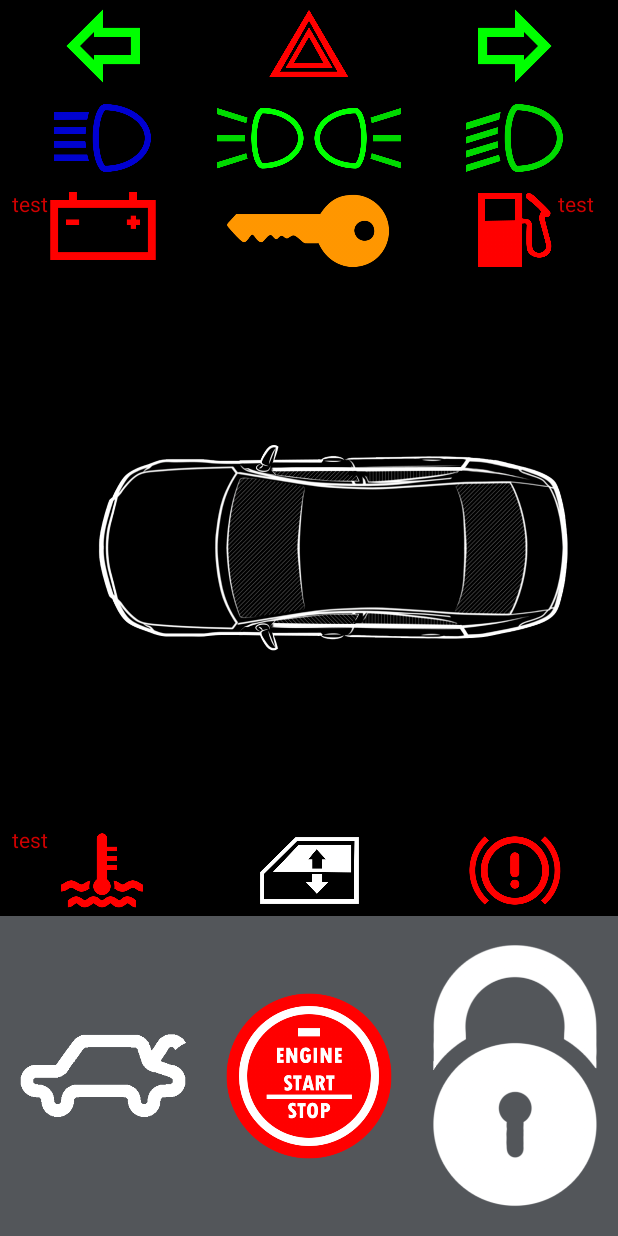
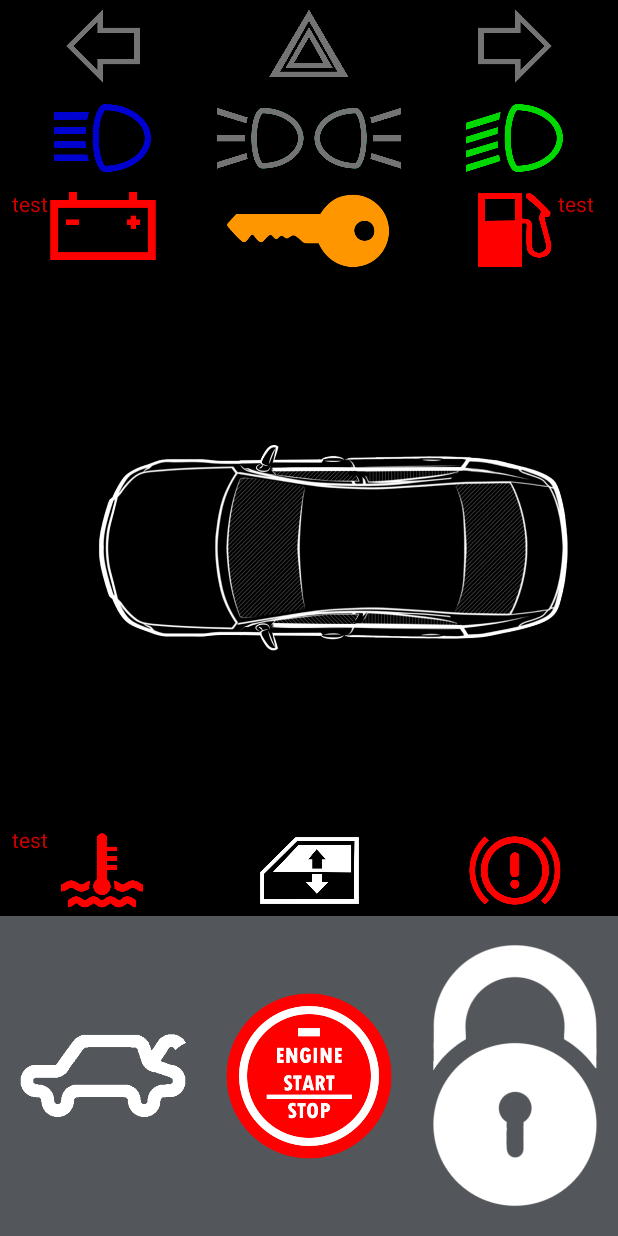
Before and after one commit to Raichl/Alarm, an Android app: the screen it shows after launch (MainActivity), after a tap on an icon or button, on a phone screen of 412 x 824 dp. Run offline under Robolectric (Android 15) with nearby library versions, the phone set to English and light mode, and no system bars.

Commit message:
2 liners

```diff
--- /dev/null
+++ b/app/src/main/java/com/example/alarm/Blinding.kt
@@ -0,0 +1,59 @@
+package com.example.alarm
+
+import android.app.Activity
+import android.view.View
+import android.widget.ImageButton
+import android.widget.ImageView
+
+class Blinding {
+    private var clikCheack = false
+    fun blind (obj : ImageView, activity: Activity){
+        clikCheack = !clikCheack
+        Thread{
+            while (clikCheack){
+               activity.runOnUiThread() {
+                    if (obj.visibility == View.INVISIBLE){
+                        obj.visibility = View.VISIBLE
+                    }else{
+                        obj.visibility = View.INVISIBLE
+                    }
+                }
+                Thread.sleep(500)
+            }
+            activity.runOnUiThread{obj.visibility = View.INVISIBLE}
+        }.start()
+    }
+    fun blindDoble(obj1 : ImageView,obj2 : ImageView, activity: Activity,){
+        clikCheack = !clikCheack
+        Thread{
+            while (clikCheack){
+                activity.runOnUiThread() {
+                    if ((obj1.visibility == View.INVISIBLE)&&(obj2.visibility == View.INVISIBLE)){
+                        obj1.visibility = View.VISIBLE
+                        obj2.visibility = View.VISIBLE
+                    }else if ((obj1.visibility == View.VISIBLE)&&(obj2.visibility == View.VISIBLE)){
+                        obj1.visibility = View.INVISIBLE
+                        obj2.visibility = View.INVISIBLE
+                    }
+                }
+                Thread.sleep(500)
+            }
+            activity.runOnUiThread{obj1.visibility = View.INVISIBLE}
+            activity.runOnUiThread{obj2.visibility = View.INVISIBLE}
+        }.start()
+    }
+    fun blindONorOFF (obj : ImageView){
+        if (obj.visibility == View.INVISIBLE){
+            obj.visibility = View.VISIBLE
+        }else{
+            obj.visibility = View.INVISIBLE
+        }
+    }
+    fun SwapPict (obj : ImageButton, resFirst : Int, resSecond : Int, activity: Activity){
+        if (obj.visibility == View.INVISIBLE){
+            obj.visibility = View.VISIBLE
+        }else{
+            obj.visibility = View.INVISIBLE
+        }
+    }
+}
--- a/app/src/main/java/com/example/alarm/MainActivity.kt
+++ b/app/src/main/java/com/example/alarm/MainActivity.kt
@@ -2,23 +2,18 @@ package com.example.alarm
 
 import androidx.appcompat.app.AppCompatActivity
 import android.os.Bundle
-import android.view.View
 import android.widget.ImageButton
 import android.widget.ImageView
 import android.widget.TextView
-import android.widget.Toast
 
 class MainActivity : AppCompatActivity() {
     override fun onCreate(savedInstanceState: Bundle?) {
         super.onCreate(savedInstanceState)
         setContentView(R.layout.activity_main)
+        val blinding = Blinding()
 
-        //val ibLeft : ImageButton = findViewById(R.id.ib_left)
-        val ibEmergency : ImageButton = findViewById(R.id.ib_Emergency)
-        val ibRight : ImageButton = findViewById(R.id.ib_right)
-        val ibHighBeam : ImageButton = findViewById(R.id.ib_High_Beam)
-        val ibLowBeam : ImageButton = findViewById(R.id.ib_low_beam)
-        val ibDimensions : ImageButton = findViewById(R.id.ib_dimensions)
+
+
         val ibWindow : ImageButton = findViewById(R.id.ib_Window)
         val ibTrunk : ImageButton = findViewById(R.id.ib_Trunk)
         val ibStart : ImageButton = findViewById(R.id.ib_Start)
@@ -31,9 +26,47 @@ class MainActivity : AppCompatActivity() {
         val ibLeft : ImageButton = findViewById(R.id.ib_left)
         val ivLeft : ImageView = findViewById(R.id.iv_Left)
         ibLeft.setOnClickListener{
-            ivLeft.visibility = ImageView.VISIBLE
+            blinding.blind(ivLeft,this)
         }
-    }
+
+        val ibRight : ImageButton = findViewById(R.id.ib_right)
+        val ivRight : ImageView = findViewById(R.id.iv_Right)
+        ibRight.setOnClickListener{
+            blinding.blind(ivRight,this)
+        }
+
+        val ibEmergency : ImageButton = findViewById(R.id.ib_Emergency)
+        ibEmergency.setOnClickListener{
+            blinding.blindDoble(ivLeft,ivRight,this)
+        }
+
+        val ibLowBeam : ImageButton = findViewById(R.id.ib_low_beam)
+        val ivLowBeam : ImageView = findViewById(R.id.iv_LowBeam)
+        ibLowBeam.setOnClickListener{
+            blinding.blindONorOFF(ivLowBeam)
+        }
+
+        val ibHighBeam : ImageButton = findViewById(R.id.ib_High_Beam)
+        val ivHighBeam : ImageView = findViewById(R.id.iv_HighBeam)
+        ibHighBeam.setOnClickListener{
+            blinding.blindONorOFF(ivHighBeam)
+        }
+
+        val ibDimensions : ImageButton = findViewById(R.id.ib_dimensions)
+        val ivRunningStop : ImageView = findViewById(R.id.iv_RunningStop)
+        val ivRunningl : ImageView = findViewById(R.id.iv_RunnungL)
+        val DimensionsIconFirst = (R.drawable.running_lights_dark)
+        val DimensionsIconSecond = (R.drawable.running_lights)
+        ibDimensions.setOnClickListener{
+            blinding.blindONorOFF(ivRunningStop)
+            blinding.blindONorOFF(ivRunningl)
+
+            ibDimensions.setImageResource(DimensionsIconSecond)
+        }
+
 
 
 }
+
+
+}
--- a/app/src/main/res/layout/activity_main.xml
+++ b/app/src/main/res/layout/activity_main.xml
@@ -28,28 +28,28 @@
                 android:layout_width="wrap_content"
                 android:layout_height="wrap_content"
                 android:layout_weight="1"
+                android:background="@android:color/transparent"
                 android:clickable="true"
                 android:scaleType="centerInside"
-                android:background="@android:color/transparent"
-                app:srcCompat="@drawable/asset__15_" />
+                app:srcCompat="@drawable/left_dark" />
 
             <ImageButton
                 android:id="@+id/ib_Emergency"
                 android:layout_width="wrap_content"
                 android:layout_height="wrap_content"
                 android:layout_weight="1"
+                android:background="@android:color/transparent"
                 android:scaleType="centerInside"
-                android:background="@android:color/transparent"
-                app:srcCompat="@drawable/asset__16_" />
+                app:srcCompat="@drawable/emergency_gang_dark" />
 
             <ImageButton
                 android:id="@+id/ib_right"
                 android:layout_width="wrap_content"
                 android:layout_height="wrap_content"
                 android:layout_weight="1"
+                android:background="@android:color/transparent"
                 android:scaleType="centerInside"
-                android:background="@android:color/transparent"
-                app:srcCompat="@drawable/asset__14_" />
+                app:srcCompat="@drawable/right_dark" />
 
         </LinearLayout>
 
@@ -74,9 +74,9 @@
                 android:layout_width="wrap_content"
                 android:layout_height="wrap_content"
                 android:layout_weight="1"
+                android:background="@android:color/transparent"
                 android:scaleType="centerInside"
-                android:background="@android:color/transparent"
-                app:srcCompat="@drawable/asset__12_" />
+                app:srcCompat="@drawable/running_lights_dark" />
 
             <ImageButton
                 android:id="@+id/ib_low_beam"
@@ -158,176 +158,84 @@
             android:id="@+id/carObj"
             android:layout_width="match_parent"
             android:layout_height="match_parent"
+            android:background="@android:color/transparent"
             android:layout_weight="3">
 
             <ImageView
-                android:id="@+id/layerCarMain"
+                android:id="@+id/iv_RunningStop"
                 android:layout_width="0dp"
                 android:layout_height="0dp"
-                android:scaleType="fitCenter"
-                android:visibility="visible"
+                android:visibility="invisible"
+                app:layout_constraintBottom_toBottomOf="parent"
+                app:layout_constraintEnd_toEndOf="parent"
+                app:layout_constraintStart_toStartOf="parent"
+                app:layout_constraintTop_toTopOf="parent"
+                app:srcCompat="@drawable/dimensions" />
+
+            <ImageView
+                android:id="@+id/iv_LowBeam"
+                android:layout_width="0dp"
+                android:layout_height="0dp"
+                android:visibility="invisible"
+                app:layout_constraintBottom_toBottomOf="parent"
+                app:layout_constraintEnd_toEndOf="parent"
+                app:layout_constraintStart_toStartOf="parent"
+                app:layout_constraintTop_toTopOf="parent"
+                app:srcCompat="@drawable/low_beaml" />
+
+            <ImageView
+                android:id="@+id/iv_HighBeam"
+                android:layout_width="0dp"
+                android:layout_height="0dp"
+                android:visibility="invisible"
+                app:layout_constraintBottom_toBottomOf="parent"
+                app:layout_constraintEnd_toEndOf="parent"
+                app:layout_constraintStart_toStartOf="parent"
+                app:layout_constraintTop_toTopOf="parent"
+                app:srcCompat="@drawable/high_beam" />
+
+            <ImageView
+                android:id="@+id/iv_Right"
+                android:layout_width="0dp"
+                android:layout_height="0dp"
+                android:visibility="invisible"
+                app:layout_constraintBottom_toBottomOf="parent"
+                app:layout_constraintEnd_toEndOf="parent"
+                app:layout_constraintStart_toStartOf="parent"
+                app:layout_constraintTop_toTopOf="parent"
+                app:srcCompat="@drawable/right" />
+
+            <ImageView
+                android:id="@+id/iv_RunnungL"
+                android:layout_width="0dp"
+                android:layout_height="0dp"
+                android:visibility="invisible"
+                app:layout_constraintBottom_toBottomOf="parent"
+                app:layout_constraintEnd_toEndOf="parent"
+                app:layout_constraintStart_toStartOf="parent"
+                app:layout_constraintTop_toTopOf="parent"
+                app:srcCompat="@drawable/running_lightsl" />
+
+            <ImageView
+                android:id="@+id/iv_Left"
+                android:layout_width="0dp"
+                android:layout_height="0dp"
+                android:visibility="invisible"
+                app:layout_constraintBottom_toBottomOf="parent"
+                app:layout_constraintEnd_toEndOf="parent"
+                app:layout_constraintStart_toStartOf="parent"
+                app:layout_constraintTop_toTopOf="parent"
+                app:srcCompat="@drawable/left" />
+
+            <ImageView
+                android:id="@+id/iv_Car"
+                android:layout_width="0dp"
+                android:layout_height="0dp"
                 app:layout_constraintBottom_toBottomOf="parent"
                 app:layout_constraintEnd_toEndOf="parent"
                 app:layout_constraintStart_toStartOf="parent"
                 app:layout_constraintTop_toTopOf="parent"
                 app:srcCompat="@drawable/car_model" />
-
-            <ImageView
-                android:id="@+id/iv_HighBeam"
-                android:layout_width="0dp"
-                android:layout_height="0dp"
-                android:scaleType="centerInside"
-                android:visibility="invisible"
-                app:layout_constraintBottom_toBottomOf="parent"
-                app:layout_constraintEnd_toEndOf="parent"
-                app:layout_constraintStart_toStartOf="parent"
-                app:layout_constraintTop_toTopOf="parent"
-                tools:srcCompat="@drawable/high_beam" />
-
-            <ImageView
-                android:id="@+id/iv_Dimensions"
-                android:layout_width="0dp"
-                android:layout_height="0dp"
-                android:scaleType="centerInside"
-                android:visibility="invisible"
-                app:layout_constraintBottom_toBottomOf="parent"
-                app:layout_constraintEnd_toEndOf="parent"
-                app:layout_constraintStart_toStartOf="parent"
-                app:layout_constraintTop_toTopOf="parent"
-                tools:srcCompat="@drawable/dimensions" />
-
-            <ImageView
-                android:id="@+id/iv_Right"
-                android:layout_width="0dp"
-                android:layout_height="0dp"
-                android:scaleType="centerInside"
-                android:visibility="invisible"
-                app:layout_constraintBottom_toBottomOf="parent"
-                app:layout_constraintEnd_toEndOf="parent"
-                app:layout_constraintStart_toStartOf="parent"
-                app:layout_constraintTop_toTopOf="parent"
-                tools:srcCompat="@drawable/right" />
-
-            <ImageView
-                android:id="@+id/iv_Left"
-                android:layout_width="0dp"
-                android:layout_height="0dp"
-                android:scaleType="centerInside"
-                android:visibility="visible"
-                app:layout_constraintBottom_toBottomOf="parent"
-                app:layout_constraintEnd_toEndOf="parent"
-                app:layout_constraintStart_toStartOf="parent"
-                app:layout_constraintTop_toTopOf="parent"
-                tools:srcCompat="@drawable/left"
-                tools:visibility="invisible" />
-
-            <ImageView
-                android:id="@+id/iv_Stop"
-                android:layout_width="0dp"
-                android:layout_height="0dp"
-                android:scaleType="centerInside"
-                android:visibility="invisible"
-                app:layout_constraintBottom_toBottomOf="parent"
-                app:layout_constraintEnd_toEndOf="parent"
-                app:layout_constraintStart_toStartOf="parent"
-                app:layout_constraintTop_toTopOf="parent"
-                tools:srcCompat="@drawable/stop" />
-
-            <ImageView
-                android:id="@+id/iv_LowBeaml"
-                android:layout_width="0dp"
-                android:layout_height="0dp"
-                android:scaleType="centerInside"
-                android:visibility="invisible"
-                app:layout_constraintBottom_toBottomOf="parent"
-                app:layout_constraintEnd_toEndOf="parent"
-                app:layout_constraintStart_toStartOf="parent"
-                app:layout_constraintTop_toTopOf="parent"
-                tools:srcCompat="@drawable/low_beaml" />
-
-            <ImageView
-                android:id="@+id/iv_RunningLightsl"
-                android:layout_width="0dp"
-                android:layout_height="0dp"
-                android:scaleType="centerInside"
-                android:visibility="invisible"
-                app:layout_constraintBottom_toBottomOf="parent"
-                app:layout_constraintEnd_toEndOf="parent"
-                app:layout_constraintStart_toStartOf="parent"
-                app:layout_constraintTop_toTopOf="parent"
-                tools:srcCompat="@drawable/running_lightsl" />
-
-            <ImageView
-                android:id="@+id/iv_Hood"
-                android:layout_width="0dp"
-                android:layout_height="0dp"
-                android:scaleType="centerInside"
-                android:visibility="invisible"
-                app:layout_constraintBottom_toBottomOf="parent"
-                app:layout_constraintEnd_toEndOf="parent"
-                app:layout_constraintStart_toStartOf="parent"
-                app:layout_constraintTop_toTopOf="parent"
-                tools:srcCompat="@drawable/hood" />
-
-            <ImageView
-                android:id="@+id/iv_Trunk"
-                android:layout_width="0dp"
-                android:layout_height="0dp"
-                android:scaleType="centerInside"
-                android:visibility="invisible"
-                app:layout_constraintBottom_toBottomOf="parent"
-                app:layout_constraintEnd_toEndOf="parent"
-                app:layout_constraintStart_toStartOf="parent"
-                app:layout_constraintTop_toTopOf="parent"
-                tools:srcCompat="@drawable/trunkl" />
-
-            <ImageView
-                android:id="@+id/iv_DoorPR"
-                android:layout_width="0dp"
-                android:layout_height="0dp"
-                android:scaleType="centerInside"
-                android:visibility="invisible"
-                app:layout_constraintBottom_toBottomOf="parent"
-                app:layout_constraintEnd_toEndOf="parent"
-                app:layout_constraintStart_toStartOf="parent"
-                app:layout_constraintTop_toTopOf="parent"
-                tools:srcCompat="@drawable/p_r" />
-
-            <ImageView
-                android:id="@+id/iv_DoorZR"
-                android:layout_width="0dp"
-                android:layout_height="0dp"
-                android:scaleType="centerInside"
-                android:visibility="invisible"
-                app:layout_constraintBottom_toBottomOf="parent"
-                app:layout_constraintEnd_toEndOf="parent"
-                app:layout_constraintStart_toStartOf="parent"
-                app:layout_constraintTop_toTopOf="parent"
-                tools:srcCompat="@drawable/z_r" />
-
-            <ImageView
-                android:id="@+id/iv_DoorPL"
-                android:layout_width="0dp"
-                android:layout_height="0dp"
-                android:scaleType="centerInside"
-                android:visibility="invisible"
-                app:layout_constraintBottom_toBottomOf="parent"
-                app:layout_constraintEnd_toEndOf="parent"
-                app:layout_constraintStart_toStartOf="parent"
-                app:layout_constraintTop_toTopOf="parent"
-                tools:srcCompat="@drawable/p_l" />
-
-            <ImageView
-                android:id="@+id/iv_DoorZL"
-                android:layout_width="0dp"
-                android:layout_height="0dp"
-                android:scaleType="centerInside"
-                android:visibility="invisible"
-                app:layout_constraintBottom_toBottomOf="parent"
-                app:layout_constraintEnd_toEndOf="parent"
-                app:layout_constraintStart_toStartOf="parent"
-                app:layout_constraintTop_toTopOf="parent"
-                tools:srcCompat="@drawable/z_ll" />
         </androidx.constraintlayout.widget.ConstraintLayout>
 
         <androidx.constraintlayout.widget.ConstraintLayout
```
Also changed, not shown: app/src/main/res/drawable/emergency_gang_dark.png (added), app/src/main/res/drawable/left_dark.png (added), app/src/main/res/drawable/right_dark.png (added), app/src/main/res/drawable/running_lights.png (added), app/src/main/res/drawable/running_lights_dark.png (added).
